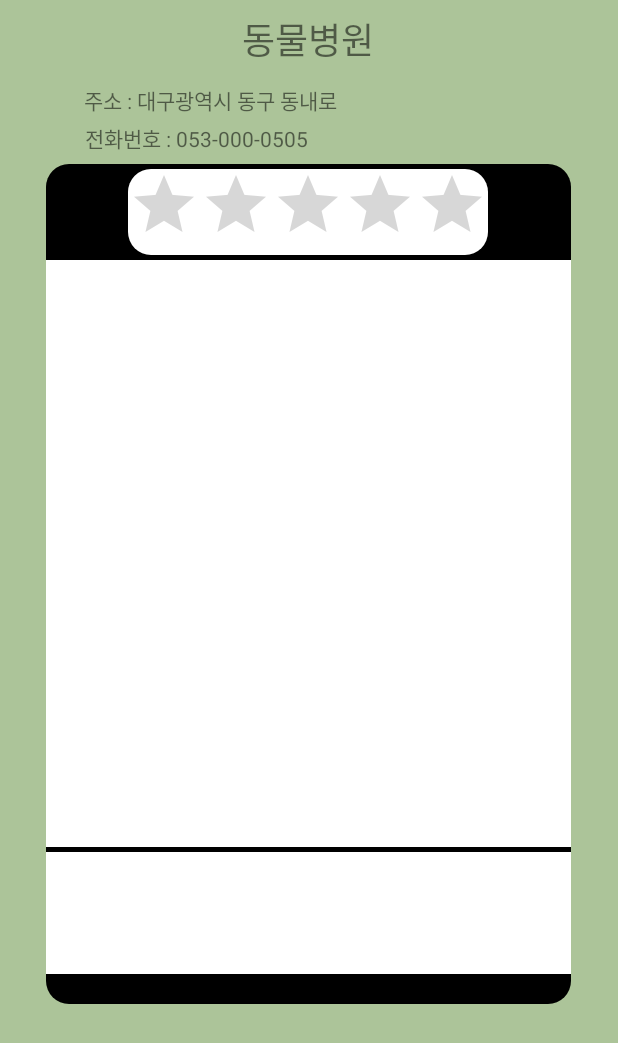
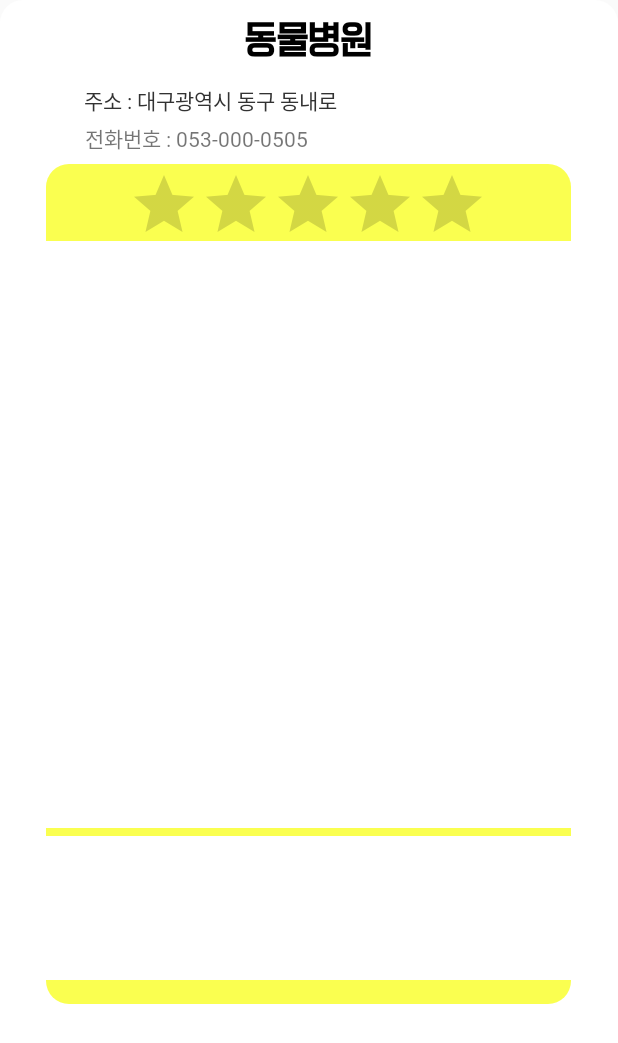
Before and after one commit to OkSeungBae/Android_APP, an Android app: the ReviewActivity screen opened directly, with no data from a screen before it, on a phone screen of 412 x 824 dp. Shown: the top 1043 px of the screen. Run offline under Robolectric (Android 15) with nearby library versions, the light colour scheme and no system bars.

Commit message:
[태준] 2020 07 13 폰트 적용

```diff
--- a/5.Android_Project_File/app/src/main/res/drawable/screen_layout_back.xml
+++ b/5.Android_Project_File/app/src/main/res/drawable/screen_layout_back.xml
@@ -3,7 +3,7 @@
     android:padding="10dp"
     android:shape="rectangle">
 
-    <solid android:color="#000000" />
+    <solid android:color="#FAFF50" />
 
     <corners
         android:topLeftRadius="15dp"
--- a/5.Android_Project_File/app/src/main/res/layout/activity_review.xml
+++ b/5.Android_Project_File/app/src/main/res/layout/activity_review.xml
@@ -4,7 +4,7 @@
     xmlns:tools="http://schemas.android.com/tools"
     android:layout_width="match_parent"
     android:layout_height="match_parent"
-    android:background="@drawable/review_background2"
+    android:background="@drawable/screen_layout_white"
     android:orientation="vertical"
     tools:context=".ReviewActivity">
 
@@ -19,7 +19,10 @@
             android:layout_marginTop="4dp"
             android:gravity="bottom|center"
             android:text="동물병원"
+            android:fontFamily="@font/comsl"
+            android:textColor="#000000"
             android:textSize="24sp"
+            android:textStyle="bold"
             app:layout_constraintEnd_toEndOf="parent"
             app:layout_constraintHorizontal_bias="0.497"
             app:layout_constraintStart_toStartOf="parent"
@@ -31,6 +34,8 @@
             android:layout_height="21dp"
             android:layout_marginTop="12dp"
             android:text="주소 : 대구광역시 동구 동내로"
+            android:fontFamily="@font/jua_ttf"
+            android:textColor="@android:color/secondary_text_light"
             app:layout_constraintEnd_toEndOf="parent"
             app:layout_constraintStart_toStartOf="parent"
             app:layout_constraintTop_toBottomOf="@+id/textView" />
@@ -41,6 +46,7 @@
             android:layout_height="21dp"
             android:layout_marginTop="4dp"
             android:text="전화번호 : 053-000-0505"
+            android:fontFamily="@font/jua_ttf"
             app:layout_constraintEnd_toEndOf="parent"
             app:layout_constraintHorizontal_bias="0.506"
             app:layout_constraintStart_toStartOf="parent"
@@ -57,17 +63,17 @@
         <RatingBar
             android:id="@+id/ratingBar"
             android:layout_width="wrap_content"
-            android:layout_height="wrap_content"
+            android:layout_height="44dp"
             android:layout_gravity="bottom|center"
             android:layout_marginTop="3dp"
-            android:background="@drawable/screen_layout_white"
+            android:background="@drawable/screen_layout_back"
             android:max="5"
             android:numStars="5"
             android:stepSize="0.5" />
 
         <Space
             android:layout_width="match_parent"
-            android:layout_height="3dp"
+            android:layout_height="4dp"
             android:background="#000000" />
 
         <ScrollView
@@ -83,11 +89,11 @@
 
         <Space
             android:layout_width="match_parent"
-            android:layout_height="3dp" />
+            android:layout_height="5dp" />
 
         <androidx.constraintlayout.widget.ConstraintLayout
             android:layout_width="match_parent"
-            android:layout_height="81dp"
+            android:layout_height="96dp"
             android:background="#FFFFFF">
 
         </androidx.constraintlayout.widget.ConstraintLayout>
```
Also changed, not shown: 5.Android_Project_File/app/src/main/res/font/computer.xml (added, +9 -0 lines), 5.Android_Project_File/app/src/main/res/font/jua.xml (added, +11 -0 lines), 5.Android_Project_File/app/src/main/res/font/comsl.ttf (added), 1 other file.
